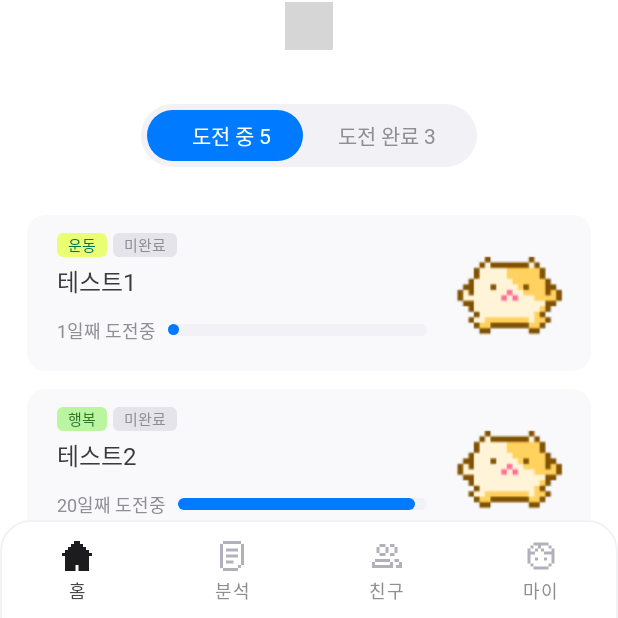
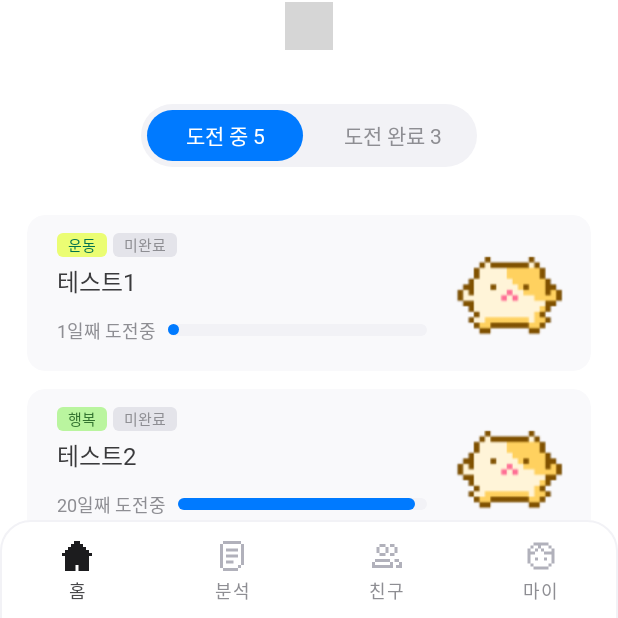
Before and after one commit to skp-temp/buki-android, an Android app: the screen it shows after launch (MainActivity), on a phone screen of 412 x 824 dp, the part 614-1232 px from its top. Run offline under Robolectric (Android 15) with nearby library versions, the phone set to English and light mode, and no system bars; our stand-ins replace Dagger/Hilt's generated code, navigation-ui; plain views replace DotsIndicator; 1 statement that could not run was skipped; grey boxes are pictures that could not be loaded.

Commit message:
refactor: switch 커스텀뷰 클래스로 분리

```diff
--- /dev/null
+++ b/app/src/main/java/com/example/skptemp/common/ui/component/BukiSwitch.kt
@@ -0,0 +1,61 @@
+package com.example.skptemp.common.ui.component
+
+import android.content.Context
+import android.util.AttributeSet
+import android.view.LayoutInflater
+import android.widget.CompoundButton
+import android.widget.FrameLayout
+import com.example.skptemp.R
+import com.example.skptemp.common.util.ColorUtil
+import com.example.skptemp.databinding.BukiSwitchBinding
+
+class BukiSwitch @JvmOverloads constructor(
+    context: Context,
+    attrs: AttributeSet? = null,
+    defStyleArr: Int = 0,
+) : FrameLayout(context, attrs, defStyleArr) {
+
+    private val binding by lazy {
+        BukiSwitchBinding.inflate(LayoutInflater.from(context), this, true)
+    }
+
+    var off: String = ""
+        set(value) {
+            field = value
+            binding.off.text = value
+        }
+
+    var on: String = ""
+        set(value) {
+            field = value
+            binding.on.text = value
+        }
+
+    val isChecked get() = binding.bukiSwitch.isChecked
+
+    private val mCheckedTextColor by lazy { ColorUtil.getColor(context, CHECKED_TEXT_COLOR) }
+    private val mUncheckedTextColor by lazy { ColorUtil.getColor(context, UNCHECKED_TEXT_COLOR) }
+
+    fun updateSwitchTextColor(isChecked: Boolean) = with(binding) {
+        if (isChecked) {
+            on.setTextColor(mCheckedTextColor)
+            off.setTextColor(mUncheckedTextColor)
+            return
+        }
+
+        off.setTextColor(mCheckedTextColor)
+        on.setTextColor(mUncheckedTextColor)
+    }
+
+    fun setOnCheckedChangeListener(action: (CompoundButton, Boolean) -> Unit) {
+        binding.bukiSwitch.setOnCheckedChangeListener { view, isChecked ->
+            updateSwitchTextColor(isChecked)
+            action(view, isChecked)
+        }
+    }
+
+    companion object {
+        private val CHECKED_TEXT_COLOR = R.color.white
+        private val UNCHECKED_TEXT_COLOR = R.color.gray_500
+    }
+}
--- a/app/src/main/java/com/example/skptemp/feature/home/HomeFragment.kt
+++ b/app/src/main/java/com/example/skptemp/feature/home/HomeFragment.kt
@@ -9,14 +9,12 @@ import android.view.View
 import android.view.ViewGroup
 import androidx.core.widget.NestedScrollView
 import androidx.fragment.app.Fragment
-import androidx.recyclerview.widget.LinearLayoutManager
 import androidx.recyclerview.widget.RecyclerView
 import com.example.skptemp.R
 import com.example.skptemp.common.constants.CharmType
 import com.example.skptemp.common.ui.GridRecyclerViewItemDecoration
 import com.example.skptemp.common.ui.component.Toolbar
 import com.example.skptemp.common.ui.setOnSingleClickListener
-import com.example.skptemp.common.util.ColorUtil
 import com.example.skptemp.feature.home.CharmViewPagerManager.setHorizontalPadding
 import com.example.skptemp.feature.home.CharmViewPagerManager.setPageChangeAnimation
 import com.example.skptemp.common.util.ViewUtil.getHeightPxByRatio
@@ -32,9 +30,6 @@ class HomeFragment : Fragment() {
 
     private var _binding: FragmentHomeBinding? = null
     private val binding get() = _binding!!
-
-    private val mCheckedTextColor by lazy { ColorUtil.getColor(mContext, CHECKED_TEXT_COLOR) }
-    private val mUncheckedTextColor by lazy { ColorUtil.getColor(mContext, UNCHECKED_TEXT_COLOR) }
 
     private lateinit var mContext: Context
 
@@ -69,10 +64,11 @@ class HomeFragment : Fragment() {
 
     override fun onResume() = with(binding) {
         super.onResume()
+        composeUI()
+    }
+
+    private fun composeUI() = with(binding) {
         setLayoutHeightByRatio()
-
-        progressText.text = resources.getString(R.string.switch_progress, mProgressCharms.size)
-        doneText.text = resources.getString(R.string.switch_done, mDoneCharms.size)
 
         composeSwitch()
         composeToolbar()
@@ -90,36 +86,27 @@ class HomeFragment : Fragment() {
     }
 
     private fun composeSwitch() = with(binding.charmSwitch) {
-        changeSwitchText(isSelected)
-        mRecyclerViewCharms = getRecyclerViewCharms(isSelected)
-        updateRecyclerView(isSelected)
+        updateSwitchTextColor(isChecked)
+        off = resources.getString(R.string.switch_progress, mProgressCharms.size)
+        on = resources.getString(R.string.switch_done, mDoneCharms.size)
 
-        setOnCheckedChangeListener { _, isSelectedDone ->
-            changeSwitchText(isSelectedDone)
-            updateRecyclerView(isSelectedDone)
+        mRecyclerViewCharms = getRecyclerViewCharms(isChecked)
+        updateRecyclerView(isChecked)
+
+        setOnCheckedChangeListener { _, isCheckedDone ->
+            updateRecyclerView(isCheckedDone)
         }
     }
 
-    private fun getRecyclerViewCharms(isSelectedDone: Boolean) =
-        if (isSelectedDone) mDoneCharms else mProgressCharms
+    private fun getRecyclerViewCharms(isCheckedDone: Boolean) =
+        if (isCheckedDone) mDoneCharms else mProgressCharms
 
-    private fun changeSwitchText(isSelectedDone: Boolean) = with(binding) {
-        if (isSelectedDone) {
-            binding.doneText.setTextColor(mCheckedTextColor)
-            binding.progressText.setTextColor(mUncheckedTextColor)
-            return
-        }
-
-        binding.progressText.setTextColor(mCheckedTextColor)
-        binding.doneText.setTextColor(mUncheckedTextColor)
+    private fun updateRecyclerView(isCheckedDone: Boolean) {
+        if (setEmptyCharmLayout(isCheckedDone)) return
+        mCharmInfoListAdapter.updateAll(getRecyclerViewCharms(isCheckedDone))
     }
 
-    private fun updateRecyclerView(isSelectedDone: Boolean) {
-        if (setEmptyCharmLayout(isSelectedDone)) return
-        mCharmInfoListAdapter.updateAll(getRecyclerViewCharms(isSelectedDone))
-    }
-
-    private fun setEmptyCharmLayout(isSelectedDone: Boolean): Boolean {
+    private fun setEmptyCharmLayout(isCheckedDone: Boolean): Boolean {
         val isEmptyCharms = mRecyclerViewCharms.isEmpty()
         val emptyVisibility = if (isEmptyCharms) View.VISIBLE else View.GONE
         val layoutVisibility = if (!isEmptyCharms) View.VISIBLE else View.GONE
@@ -134,7 +121,7 @@ class HomeFragment : Fragment() {
 
             if (!isEmptyCharms) return false
             emptyText.text = resources.getString(
-                if (isSelectedDone) R.string.empty_done_charm else R.string.empty_progress_charm
+                if (isCheckedDone) R.string.empty_done_charm else R.string.empty_progress_charm
             )
         }
 
@@ -188,9 +175,6 @@ class HomeFragment : Fragment() {
     companion object {
         private val TAG = HomeFragment::class.simpleName
 
-        private val CHECKED_TEXT_COLOR = R.color.white
-        private val UNCHECKED_TEXT_COLOR = R.color.gray_500
-
         private const val STROKE_WIDTH = 2
         private const val VIEW_PAGER_RATIO = 300
         private const val VIEW_PAGER_LAYOUT_RATIO = 332
--- a/app/src/main/res/drawable/switch_thumb.xml
+++ b/app/src/main/res/drawable/switch_thumb.xml
@@ -3,11 +3,11 @@
     <item android:bottom="@dimen/switch_thumb_margin" android:left="@dimen/switch_thumb_margin"
         android:right="@dimen/switch_thumb_margin" android:top="@dimen/switch_thumb_margin">
         <shape android:shape="rectangle">
-            <corners android:radius="40dp" />
+            <corners android:radius="@dimen/switch_thumb_radius" />
 
             <size
-                android:width="104dp"
-                android:height="34dp" />
+                android:width="@dimen/switch_thumb_width"
+                android:height="@dimen/switch_thumb_height" />
 
             <solid android:color="@color/blue" />
         </shape>
--- a/app/src/main/res/drawable/switch_track.xml
+++ b/app/src/main/res/drawable/switch_track.xml
@@ -1,7 +1,7 @@
 <?xml version="1.0" encoding="utf-8"?>
 <shape xmlns:android="http://schemas.android.com/apk/res/android"
     android:shape="rectangle">
-    <corners android:radius="30dp" />
+    <corners android:radius="@dimen/switch_track_radius" />
 
     <size
         android:width="@dimen/switch_width"
--- a/app/src/main/res/layout/activity_charm_detail.xml
+++ b/app/src/main/res/layout/activity_charm_detail.xml
@@ -146,7 +146,7 @@
                     android:layout_width="match_parent"
                     android:layout_height="0dp"
                     app:cardBackgroundColor="@color/gray_100"
-                    app:cardCornerRadius="@dimen/charm_image_detail_radius"
+                    app:cardCornerRadius="@dimen/charm_detail_image_radius"
                     app:cardElevation="0dp"
                     app:layout_constraintBottom_toTopOf="@+id/charm_progress_layout"
                     app:layout_constraintDimensionRatio="2:3"
--- /dev/null
+++ b/app/src/main/res/layout/buki_switch.xml
@@ -0,0 +1,32 @@
+<?xml version="1.0" encoding="utf-8"?>
+<FrameLayout xmlns:android="http://schemas.android.com/apk/res/android"
+    xmlns:app="http://schemas.android.com/apk/res-auto"
+    android:layout_width="wrap_content"
+    android:layout_height="@dimen/switch_height">
+
+    <androidx.appcompat.widget.SwitchCompat
+        android:id="@+id/buki_switch"
+        android:layout_width="wrap_content"
+        android:layout_height="match_parent"
+        android:thumb="@drawable/switch_thumb"
+        app:switchMinWidth="@dimen/switch_width"
+        app:track="@drawable/switch_track" />
+
+    <LinearLayout
+        android:layout_width="match_parent"
+        android:layout_height="match_parent"
+        android:layout_gravity="center">
+
+        <TextView
+            android:id="@+id/off"
+            style="@style/switch_text_style"
+            android:textColor="@color/white" />
+
+        <TextView
+            android:id="@+id/on"
+            style="@style/switch_text_style"
+            android:textColor="@color/gray_500" />
+
+    </LinearLayout>
+
+</FrameLayout>
--- a/app/src/main/res/layout/fragment_home.xml
+++ b/app/src/main/res/layout/fragment_home.xml
@@ -120,7 +120,7 @@
                 android:layout_width="match_parent"
                 android:layout_height="0dp"
                 android:orientation="vertical"
-                app:layout_constraintBottom_toTopOf="@+id/switch_layout"
+                app:layout_constraintBottom_toTopOf="@+id/charm_switch"
                 app:layout_constraintLeft_toLeftOf="parent"
                 app:layout_constraintRight_toRightOf="parent"
                 app:layout_constraintTop_toBottomOf="@+id/view_pager_layout">
@@ -144,46 +144,16 @@
             </LinearLayout>
 
             <!-- h = switch(42) + top margin(36) + bottom margin(16) = 94 -->
-            <FrameLayout
-                android:id="@+id/switch_layout"
-                android:layout_width="match_parent"
+            <com.example.skptemp.common.ui.component.BukiSwitch
+                android:id="@+id/charm_switch"
+                android:layout_width="wrap_content"
                 android:layout_height="@dimen/switch_height"
                 android:layout_marginTop="@dimen/switch_top_margin"
                 android:layout_marginBottom="@dimen/switch_bottom_margin"
                 app:layout_constraintBottom_toTopOf="@+id/charm_recycler_view"
                 app:layout_constraintLeft_toLeftOf="parent"
                 app:layout_constraintRight_toRightOf="parent"
-                app:layout_constraintTop_toBottomOf="@+id/indicator_layout">
-
-                <androidx.appcompat.widget.SwitchCompat
-                    android:id="@+id/charm_switch"
-                    android:layout_width="wrap_content"
-                    android:layout_height="match_parent"
-                    android:layout_gravity="center"
-                    android:thumb="@drawable/switch_thumb"
-                    app:switchMinWidth="@dimen/switch_width"
-                    app:track="@drawable/switch_track" />
-
-                <LinearLayout
-                    android:layout_width="wrap_content"
-                    android:layout_height="match_parent"
-                    android:layout_gravity="center">
-
-                    <TextView
-                        android:id="@+id/progress_text"
-                        style="@style/switch_text_style"
-                        android:layout_marginEnd="@dimen/switch_text_margin"
-                        android:textColor="@color/white" />
-
-                    <TextView
-                        android:id="@+id/done_text"
-                        style="@style/switch_text_style"
-                        android:layout_marginStart="@dimen/switch_text_margin"
-                        android:textColor="@color/gray_500" />
-
-                </LinearLayout>
-
-            </FrameLayout>
+                app:layout_constraintTop_toBottomOf="@+id/indicator_layout" />
 
             <androidx.recyclerview.widget.RecyclerView
                 android:id="@+id/charm_recycler_view"
@@ -194,7 +164,7 @@
                 app:layout_constraintBottom_toTopOf="@+id/empty_layout"
                 app:layout_constraintLeft_toLeftOf="parent"
                 app:layout_constraintRight_toRightOf="parent"
-                app:layout_constraintTop_toBottomOf="@+id/switch_layout" />
+                app:layout_constraintTop_toBottomOf="@+id/charm_switch" />
 
             <!-- h = 212 -->
             <androidx.constraintlayout.widget.ConstraintLayout
--- a/app/src/main/res/values/dimens.xml
+++ b/app/src/main/res/values/dimens.xml
@@ -8,7 +8,6 @@
     <dimen name="horizontal_margin_large">24dp</dimen>
     <dimen name="horizontal_margin_medium">16dp</dimen>
 
-    <dimen name="charm_image_detail_radius">23dp</dimen>
     <dimen name="large_radius">20dp</dimen>
     <dimen name="medium_radius">12dp</dimen>
     <dimen name="small_radius">8dp</dimen>
@@ -51,7 +50,6 @@
     <!-- fragment_home.xml -->
     <dimen name="home_fragment_ratio_height">426dp</dimen>
     <dimen name="view_pager_layout_height">352dp</dimen>
-    <dimen name="switch_layout_height">74dp</dimen>
 
     <dimen name="charm_pager_width">200dp</dimen>
     <dimen name="charm_pager_height">300dp</dimen>
@@ -60,13 +58,17 @@
     <dimen name="indicator_dot">6dp</dimen>
     <dimen name="indicator_dot_margin">4dp</dimen>
 
-    <dimen name="switch_text_size">14dp</dimen>
     <dimen name="switch_width">216dp</dimen>
     <dimen name="switch_height">42dp</dimen>
+    <dimen name="switch_track_radius">30dp</dimen>
+
+    <dimen name="switch_thumb_radius">40dp</dimen>
+    <dimen name="switch_thumb_width">104dp</dimen>
+    <dimen name="switch_thumb_height">34dp</dimen>
     <dimen name="switch_thumb_margin">4dp</dimen>
+
     <dimen name="switch_top_margin">36dp</dimen>
     <dimen name="switch_bottom_margin">16dp</dimen>
-    <dimen name="switch_text_margin">14dp</dimen>
 
     <dimen name="charm_list_top_space">16dp</dimen>
     <dimen name="charm_list_row_space">12dp</dimen>
@@ -84,6 +86,7 @@
 
     <!-- activity_charm_detail.xml -->
     <dimen name="charm_detail_image_horizontal_margin">44dp</dimen>
+    <dimen name="charm_detail_image_radius">23dp</dimen>
     <dimen name="charm_detail_image_edit_size">48dp</dimen>
     <dimen name="charm_detail_image_edit_margin">13dp</dimen>
 
--- a/app/src/main/res/values/style.xml
+++ b/app/src/main/res/values/style.xml
@@ -54,10 +54,11 @@
     </style>
 
     <style name="switch_text_style">
-        <item name="android:textSize">@dimen/switch_text_size</item>
+        <item name="android:textSize">@dimen/text_medium_small_size</item>
         <item name="android:fontFamily">@font/pretendard_medium</item>
         <item name="android:gravity">center</item>
-        <item name="android:layout_width">76dp</item>
+        <item name="android:layout_width">0dp</item>
+        <item name="android:layout_weight">1</item>
         <item name="android:layout_height">match_parent</item>
     </style>
 
```
